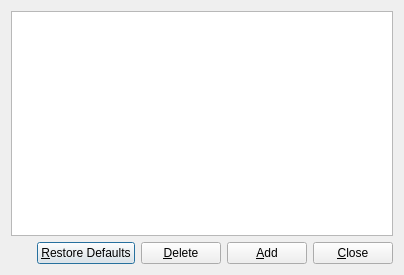
Qt form src/opensearch/opensearchdialog.ui (EndorphinBrowser/browser) before a commit.
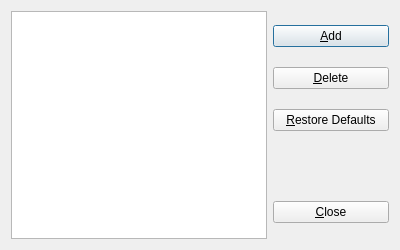
The same form after that commit. Custom widgets are drawn as their Qt base class.

Commit message: Change layout of the OpenSearch manager: move the control buttons to the right side.

```diff
--- a/src/opensearch/opensearchdialog.ui
+++ b/src/opensearch/opensearchdialog.ui
@@ -6,19 +6,40 @@
    <rect>
     <x>0</x>
     <y>0</y>
-    <width>404</width>
-    <height>275</height>
+    <width>400</width>
+    <height>250</height>
    </rect>
   </property>
   <property name="windowTitle">
    <string>OpenSearch Manager</string>
   </property>
-  <layout class="QVBoxLayout" name="verticalLayout">
+  <layout class="QHBoxLayout" name="horizontalLayout">
    <item>
     <widget class="EditListView" name="m_listView"/>
    </item>
    <item>
-    <layout class="QHBoxLayout" name="horizontalLayout">
+    <layout class="QVBoxLayout" name="verticalLayout">
+     <item>
+      <widget class="QPushButton" name="m_addButton">
+       <property name="text">
+        <string>&amp;Add</string>
+       </property>
+      </widget>
+     </item>
+     <item>
+      <widget class="QPushButton" name="m_deleteButton">
+       <property name="text">
+        <string>&amp;Delete</string>
+       </property>
+      </widget>
+     </item>
+     <item>
+      <widget class="QPushButton" name="m_restoreButton">
+       <property name="text">
+        <string>&amp;Restore Defaults</string>
+       </property>
+      </widget>
+     </item>
      <item>
       <spacer name="m_spacer1">
        <property name="orientation">
@@ -26,33 +47,11 @@
        </property>
        <property name="sizeHint" stdset="0">
         <size>
-         <width>40</width>
-         <height>20</height>
+         <height>50</height>
         </size>
        </property>
       </spacer>
      </item>
-     <item>
-      <widget class="QPushButton" name="m_restoreButton">
-       <property name="text">
-        <string>&amp;Restore Defaults</string>
-       </property>
-      </widget>
-     </item>
-     <item>
-      <widget class="QPushButton" name="m_deleteButton">
-       <property name="text">
-        <string>&amp;Delete</string>
-       </property>
-      </widget>
-     </item>
-     <item>
-      <widget class="QPushButton" name="m_addButton">
-       <property name="text">
-        <string>&amp;Add</string>
-       </property>
-      </widget>
-     </item>
      <item>
       <widget class="QPushButton" name="m_closeButton">
        <property name="text">
```
